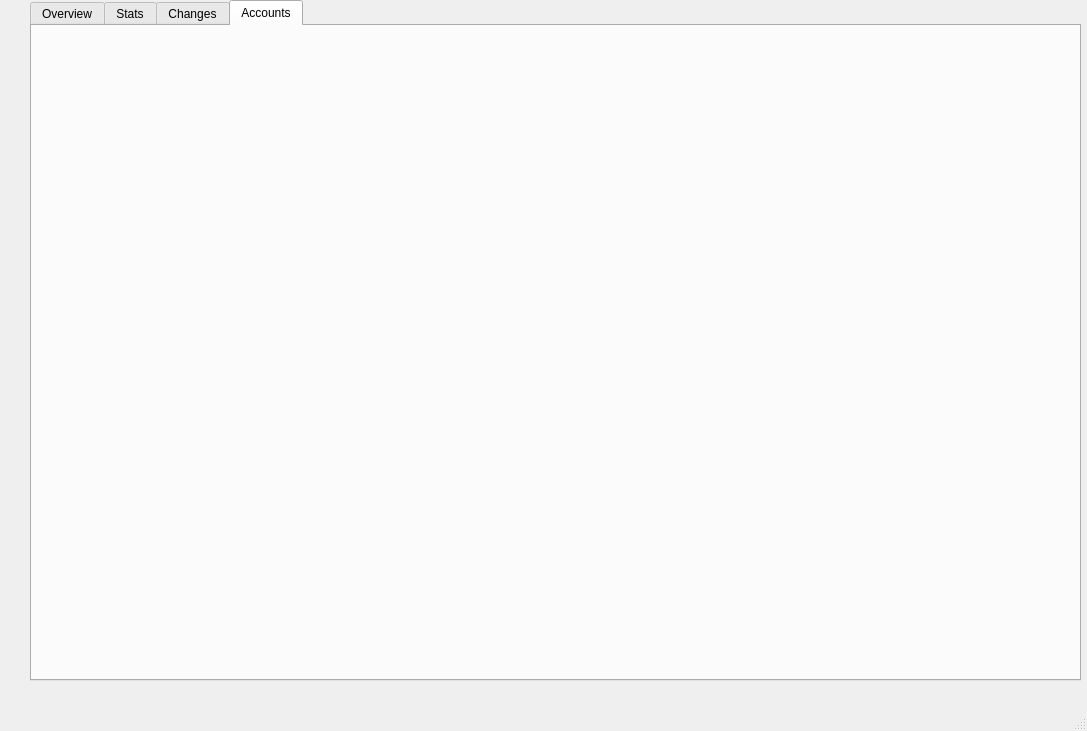
The window that gui/mainwindow.ui (explosion204/office-expense-tracker) describes before a commit, drawn with Qt 5.
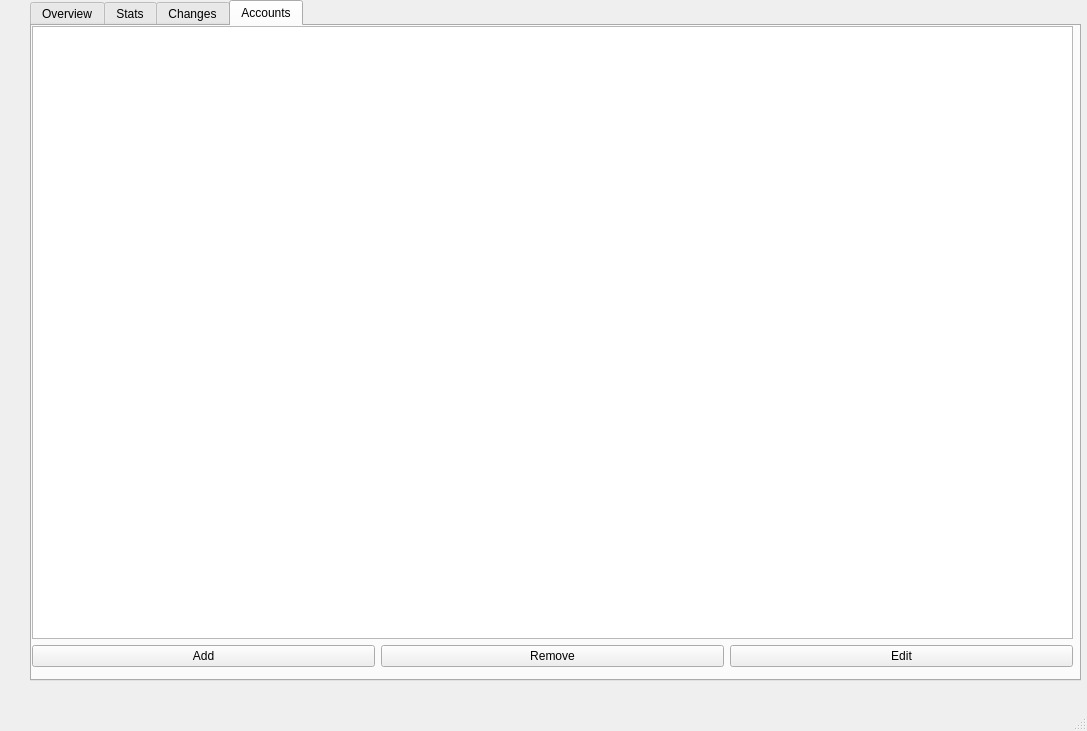
The same window after the commit. The open tabs and pages were chosen to show the change.

Commit message: accounts page layout

Patch:
```diff
--- a/gui/mainwindow.ui
+++ b/gui/mainwindow.ui
@@ -236,6 +236,46 @@
      <attribute name="title">
       <string>Accounts</string>
      </attribute>
+     <widget class="QWidget" name="gridLayoutWidget_2">
+      <property name="geometry">
+       <rect>
+        <x>0</x>
+        <y>0</y>
+        <width>1041</width>
+        <height>641</height>
+       </rect>
+      </property>
+      <layout class="QGridLayout" name="gridLayout_2">
+       <item row="0" column="0">
+        <widget class="QListWidget" name="listWidget_3"/>
+       </item>
+       <item row="1" column="0">
+        <layout class="QHBoxLayout" name="horizontalLayout">
+         <item>
+          <widget class="QPushButton" name="pushButton_4">
+           <property name="text">
+            <string>Add</string>
+           </property>
+          </widget>
+         </item>
+         <item>
+          <widget class="QPushButton" name="pushButton_5">
+           <property name="text">
+            <string>Remove</string>
+           </property>
+          </widget>
+         </item>
+         <item>
+          <widget class="QPushButton" name="pushButton_6">
+           <property name="text">
+            <string>Edit</string>
+           </property>
+          </widget>
+         </item>
+        </layout>
+       </item>
+      </layout>
+     </widget>
     </widget>
    </widget>
   </widget>
```
Left out of the diff: 2 changed lines with no effect on the pictures.
